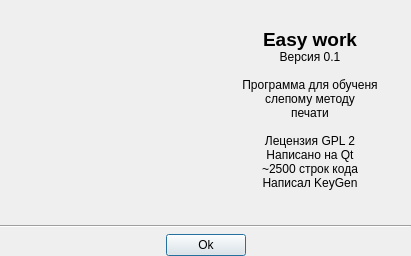
First picture: the form in Easy-work/Plugin/what_is/ui_whatIs.ui, repository KeyGen/Easy-work, before the edit.
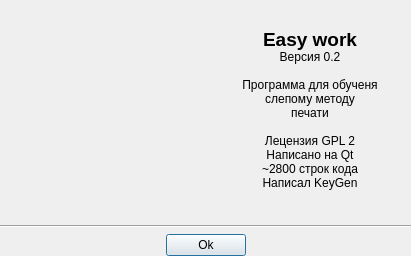
Second picture: the form after the edit. Icons and pictures are not drawn.

Commit message: Фиксация. Версия 0.2

What changed in the file:
```diff
--- a/Easy-work/Plugin/what_is/ui_whatIs.ui
+++ b/Easy-work/Plugin/what_is/ui_whatIs.ui
@@ -37,7 +37,7 @@
        <item>
         <widget class="QLabel" name="label_2">
          <property name="text">
-          <string>&lt;html&gt;&lt;head/&gt;&lt;body&gt;&lt;p align=&quot;center&quot;&gt;&lt;span style=&quot; font-size:14pt; font-weight:600;&quot;&gt;Easy work &lt;/span&gt;&lt;br/&gt;Версия 0.1&lt;br/&gt;&lt;br/&gt;Программа для обученя&lt;br/&gt;слепому методу&lt;br/&gt;печати&lt;br/&gt;&lt;br/&gt;Лецензия GPL 2&lt;br/&gt;Написано на Qt&lt;br/&gt;~2500 строк кода&lt;br/&gt;Написал KeyGen&lt;/p&gt;&lt;/body&gt;&lt;/html&gt;</string>
+          <string>&lt;html&gt;&lt;head/&gt;&lt;body&gt;&lt;p align=&quot;center&quot;&gt;&lt;span style=&quot; font-size:14pt; font-weight:600;&quot;&gt;Easy work &lt;/span&gt;&lt;br/&gt;Версия 0.2&lt;br/&gt;&lt;br/&gt;Программа для обученя&lt;br/&gt;слепому методу&lt;br/&gt;печати&lt;br/&gt;&lt;br/&gt;Лецензия GPL 2&lt;br/&gt;Написано на Qt&lt;br/&gt;~2800 строк кода&lt;br/&gt;Написал KeyGen&lt;/p&gt;&lt;/body&gt;&lt;/html&gt;</string>
          </property>
         </widget>
        </item>
```
The commit also changes 48 other files.
